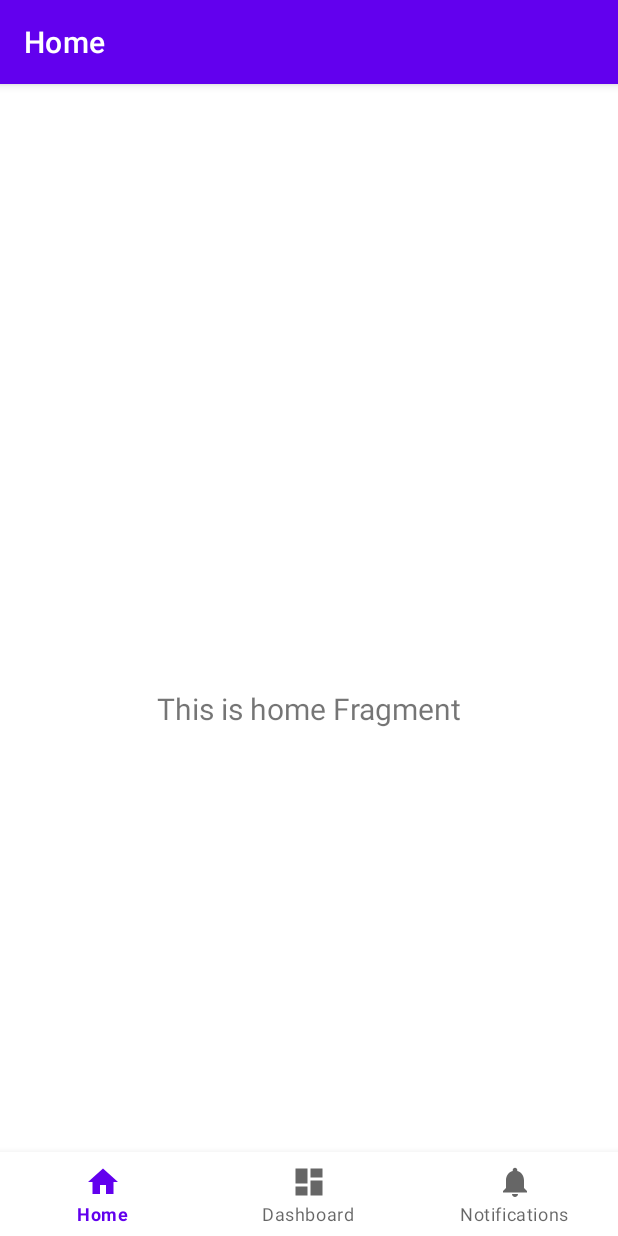
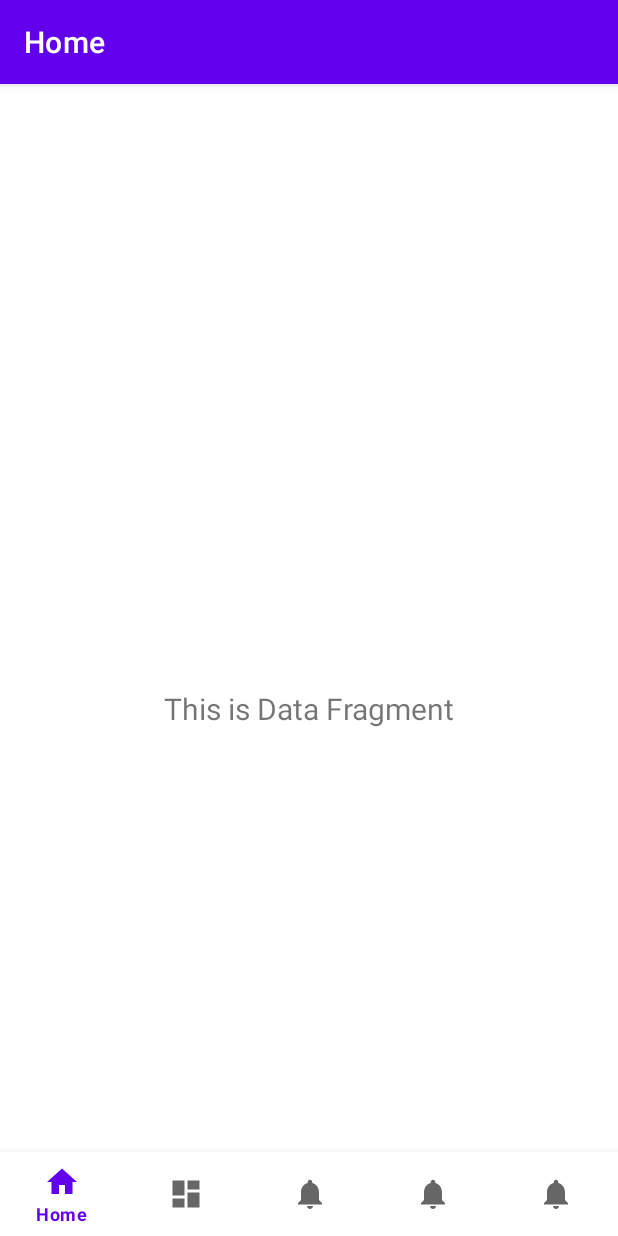
Before and after one commit to Kimyeongsan/MJinstagram, an Android app: the MainActivity screen opened directly, with no data from a screen before it, on a phone screen of 412 x 824 dp. Run offline under Robolectric (Android 15) with nearby library versions, the phone set to English and light mode, and no system bars; our stand-ins replace navigation-ui.

Commit message:
Navigation 작업 중

```diff
--- a/app/src/main/java/com/example/mjinstagram/ui/dashboard/DashboardFragment.kt
+++ b/app/src/main/java/com/example/mjinstagram/navigation/alarm/DashboardFragment.kt
@@ -1,4 +1,4 @@
-package com.example.mjinstagram.ui.dashboard
+package com.example.mjinstagram.navigation.alarm
 
 import android.os.Bundle
 import android.view.LayoutInflater
--- a/app/src/main/java/com/example/mjinstagram/ui/dashboard/DashboardViewModel.kt
+++ b/app/src/main/java/com/example/mjinstagram/navigation/alarm/DashboardViewModel.kt
@@ -1,4 +1,4 @@
-package com.example.mjinstagram.ui.dashboard
+package com.example.mjinstagram.navigation.alarm
 
 import androidx.lifecycle.LiveData
 import androidx.lifecycle.MutableLiveData
--- a/app/src/main/java/com/example/mjinstagram/ui/notifications/NotificationsFragment.kt
+++ b/app/src/main/java/com/example/mjinstagram/navigation/dataView/DataFragment.kt
@@ -1,4 +1,4 @@
-package com.example.mjinstagram.ui.notifications
+package com.example.mjinstagram.navigation.dataView
 
 import android.os.Bundle
 import android.view.LayoutInflater
@@ -10,20 +10,20 @@ import androidx.lifecycle.Observer
 import androidx.lifecycle.ViewModelProvider
 import com.example.mjinstagram.R
 
-class NotificationsFragment : Fragment() {
+class DataFragment : Fragment() {
 
-    private lateinit var notificationsViewModel: NotificationsViewModel
+    private lateinit var dataViewModel: DataViewModel
 
     override fun onCreateView(
             inflater: LayoutInflater,
             container: ViewGroup?,
             savedInstanceState: Bundle?
     ): View? {
-        notificationsViewModel =
-                ViewModelProvider(this).get(NotificationsViewModel::class.java)
-        val root = inflater.inflate(R.layout.fragment_notifications, container, false)
-        val textView: TextView = root.findViewById(R.id.text_notifications)
-        notificationsViewModel.text.observe(viewLifecycleOwner, Observer {
+        dataViewModel =
+                ViewModelProvider(this).get(DataViewModel::class.java)
+        val root = inflater.inflate(R.layout.fragment_data, container, false)
+        val textView: TextView = root.findViewById(R.id.text_data)
+        dataViewModel.text.observe(viewLifecycleOwner, Observer {
             textView.text = it
         })
         return root
--- a/app/src/main/java/com/example/mjinstagram/ui/notifications/NotificationsViewModel.kt
+++ b/app/src/main/java/com/example/mjinstagram/navigation/dataView/DataViewModel.kt
@@ -1,13 +1,13 @@
-package com.example.mjinstagram.ui.notifications
+package com.example.mjinstagram.navigation.dataView
 
 import androidx.lifecycle.LiveData
 import androidx.lifecycle.MutableLiveData
 import androidx.lifecycle.ViewModel
 
-class NotificationsViewModel : ViewModel() {
+class DataViewModel : ViewModel() {
 
     private val _text = MutableLiveData<String>().apply {
-        value = "This is notifications Fragment"
+        value = "This is Data Fragment"
     }
     val text: LiveData<String> = _text
 }
--- a/app/src/main/java/com/example/mjinstagram/ui/home/HomeFragment.kt
+++ b/app/src/main/java/com/example/mjinstagram/navigation/notice/NotificationsFragment.kt
@@ -1,4 +1,4 @@
-package com.example.mjinstagram.ui.home
+package com.example.mjinstagram.navigation.notice
 
 import android.os.Bundle
 import android.view.LayoutInflater
@@ -10,20 +10,20 @@ import androidx.lifecycle.Observer
 import androidx.lifecycle.ViewModelProvider
 import com.example.mjinstagram.R
 
-class HomeFragment : Fragment() {
+class NotificationsFragment : Fragment() {
 
-    private lateinit var homeViewModel: HomeViewModel
+    private lateinit var notificationsViewModel: HomeViewModel
 
     override fun onCreateView(
             inflater: LayoutInflater,
             container: ViewGroup?,
             savedInstanceState: Bundle?
     ): View? {
-        homeViewModel =
+        notificationsViewModel =
                 ViewModelProvider(this).get(HomeViewModel::class.java)
-        val root = inflater.inflate(R.layout.fragment_home, container, false)
-        val textView: TextView = root.findViewById(R.id.text_home)
-        homeViewModel.text.observe(viewLifecycleOwner, Observer {
+        val root = inflater.inflate(R.layout.fragment_notifications, container, false)
+        val textView: TextView = root.findViewById(R.id.text_notifications)
+        notificationsViewModel.text.observe(viewLifecycleOwner, Observer {
             textView.text = it
         })
         return root
--- a/app/src/main/java/com/example/mjinstagram/ui/home/HomeViewModel.kt
+++ b/app/src/main/java/com/example/mjinstagram/navigation/notice/NotificationsViewModel.kt
@@ -1,13 +1,13 @@
-package com.example.mjinstagram.ui.home
+package com.example.mjinstagram.navigation.notice
 
 import androidx.lifecycle.LiveData
 import androidx.lifecycle.MutableLiveData
 import androidx.lifecycle.ViewModel
 
-class HomeViewModel : ViewModel() {
+class NotificationsViewModel : ViewModel() {
 
     private val _text = MutableLiveData<String>().apply {
-        value = "This is home Fragment"
+        value = "This is notifications Fragment"
     }
     val text: LiveData<String> = _text
 }
--- a/app/src/main/res/layout/fragment_dashboard.xml
+++ b/app/src/main/res/layout/fragment_dashboard.xml
@@ -4,7 +4,7 @@
     xmlns:tools="http://schemas.android.com/tools"
     android:layout_width="match_parent"
     android:layout_height="match_parent"
-    tools:context=".ui.dashboard.DashboardFragment">
+    tools:context=".navigation.alarm.DashboardFragment">
 
     <TextView
         android:id="@+id/text_dashboard"
--- /dev/null
+++ b/app/src/main/res/layout/fragment_data.xml
@@ -0,0 +1,22 @@
+<?xml version="1.0" encoding="utf-8"?>
+<androidx.constraintlayout.widget.ConstraintLayout xmlns:android="http://schemas.android.com/apk/res/android"
+    xmlns:app="http://schemas.android.com/apk/res-auto"
+    xmlns:tools="http://schemas.android.com/tools"
+    android:layout_width="match_parent"
+    android:layout_height="match_parent"
+    tools:context=".navigation.alarm.DashboardFragment">
+
+    <TextView
+        android:id="@+id/text_data"
+        android:layout_width="match_parent"
+        android:layout_height="wrap_content"
+        android:layout_marginStart="8dp"
+        android:layout_marginTop="8dp"
+        android:layout_marginEnd="8dp"
+        android:textAlignment="center"
+        android:textSize="20sp"
+        app:layout_constraintBottom_toBottomOf="parent"
+        app:layout_constraintEnd_toEndOf="parent"
+        app:layout_constraintStart_toStartOf="parent"
+        app:layout_constraintTop_toTopOf="parent" />
+</androidx.constraintlayout.widget.ConstraintLayout>
--- a/app/src/main/res/layout/fragment_home.xml
+++ b/app/src/main/res/layout/fragment_home.xml
@@ -4,7 +4,7 @@
     xmlns:tools="http://schemas.android.com/tools"
     android:layout_width="match_parent"
     android:layout_height="match_parent"
-    tools:context=".ui.home.HomeFragment">
+    tools:context=".navigation.dataView.DataFragment">
 
     <TextView
         android:id="@+id/text_home"
--- a/app/src/main/res/menu/bottom_nav_menu.xml
+++ b/app/src/main/res/menu/bottom_nav_menu.xml
@@ -16,4 +16,14 @@
         android:icon="@drawable/ic_notifications_black_24dp"
         android:title="@string/title_notifications" />
 
+    <item
+        android:id="@+id/navigation_user"
+        android:icon="@drawable/ic_notifications_black_24dp"
+        android:title="@string/title_notifications" />
+
+    <item
+        android:id="@+id/navigation_data"
+        android:icon="@drawable/ic_notifications_black_24dp"
+        android:title="@string/title_notifications" />
+
 </menu>
--- a/app/src/main/res/navigation/mobile_navigation.xml
+++ b/app/src/main/res/navigation/mobile_navigation.xml
@@ -7,19 +7,19 @@
 
     <fragment
         android:id="@+id/navigation_home"
-        android:name="com.example.mjinstagram.ui.home.HomeFragment"
+        android:name="com.example.mjinstagram.navigation.dataView.DataFragment"
         android:label="@string/title_home"
         tools:layout="@layout/fragment_home" />
 
     <fragment
         android:id="@+id/navigation_dashboard"
-        android:name="com.example.mjinstagram.ui.dashboard.DashboardFragment"
+        android:name="com.example.mjinstagram.navigation.alarm.DashboardFragment"
         android:label="@string/title_dashboard"
         tools:layout="@layout/fragment_dashboard" />
 
     <fragment
         android:id="@+id/navigation_notifications"
-        android:name="com.example.mjinstagram.ui.notifications.NotificationsFragment"
+        android:name="com.example.mjinstagram.navigation.notice.HomeFragment"
         android:label="@string/title_notifications"
         tools:layout="@layout/fragment_notifications" />
 </navigation>
```
Also changed, not shown: app/src/main/java/com/example/mjinstagram/navigation/home/HomeFragment.kt (added, +31 -0 lines), app/src/main/java/com/example/mjinstagram/navigation/home/HomeViewModel.kt (added, +13 -0 lines), app/src/main/java/com/example/mjinstagram/navigation/user/UserFragment.kt (added, +31 -0 lines), app/src/main/java/com/example/mjinstagram/navigation/user/UserViewModel.kt (added, +13 -0 lines), app/src/main/res/layout/fragment_user.xml (added, +22 -0 lines).
